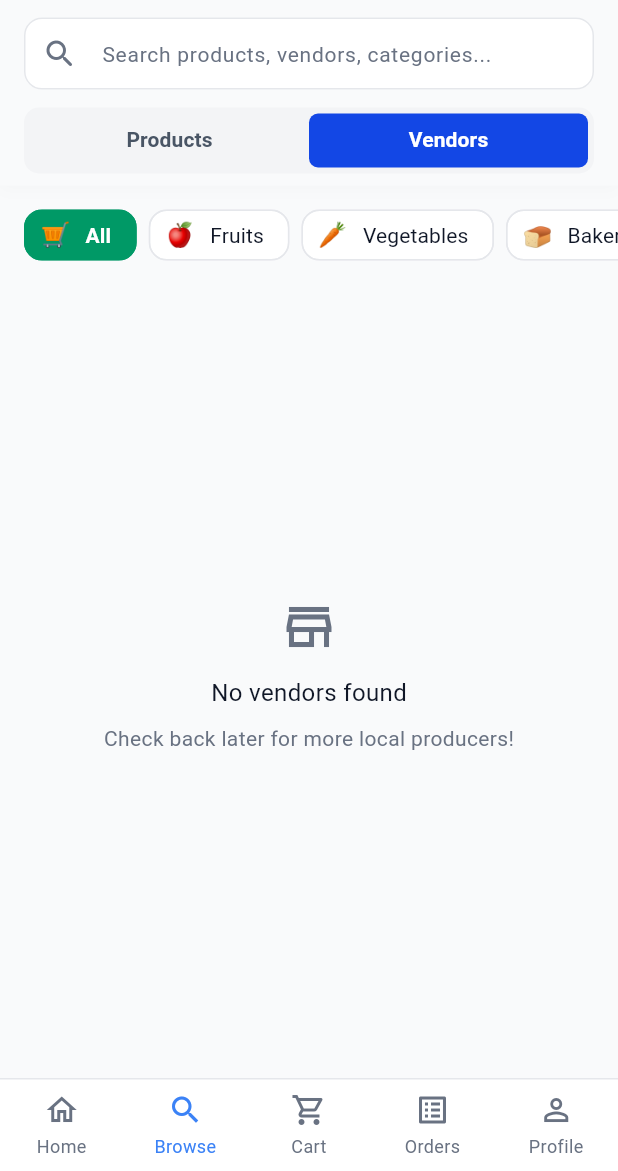
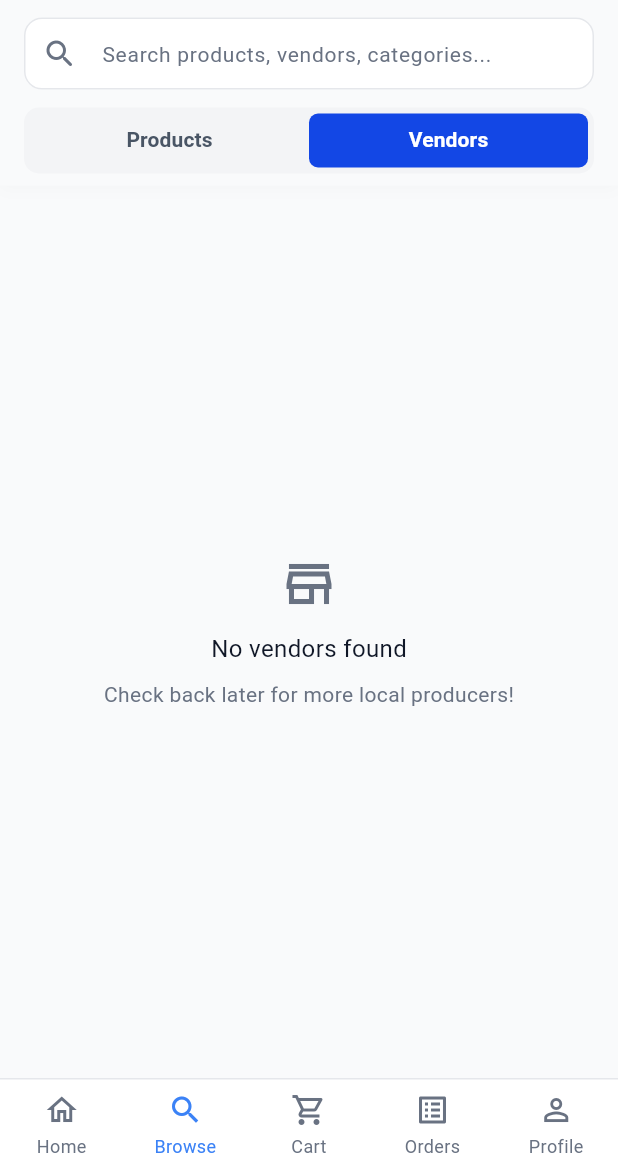
Before and after one commit to Kyne0328/FarmDashr, a Flutter app: the CustomerBrowsePage screen opened by its route, tab 2 chosen, on a phone screen of 412 x 824 dp, the part 65-1236 px from its top. Run offline on Flutter 3.47's test engine with Material 3 defaults, Android fonts, the phone set to English and light mode, and no system bars; our stand-ins replace cloud_firestore, dio, equatable, firebase_auth, firebase_core, flutter_bloc and 4 more; accounts and stored records are empty; Roboto replaces fonts that are missing (Arimo).

Commit message:
update: improve browse page filtering

```diff
--- a/lib/pages/customer/customer_browse_page.dart
+++ b/lib/pages/customer/customer_browse_page.dart
@@ -31,20 +31,43 @@ class _CustomerBrowsePageState extends State<CustomerBrowsePage>
   late TabController _tabController;
   ProductCategory? _selectedCategory;
   String _searchQuery = '';
+  int _currentTabIndex = 0;
+  bool _showFilters = false;
 
   @override
   void initState() {
     super.initState();
+    _currentTabIndex = widget.initialTabIndex;
     _tabController = TabController(
       length: 2,
       vsync: this,
       initialIndex: widget.initialTabIndex,
     );
+    _tabController.addListener(_onTabChanged);
     _selectedCategory = widget.initialCategory;
+  }
+
+  void _onTabChanged() {
+    if (_tabController.indexIsChanging) return;
+    setState(() {
+      _currentTabIndex = _tabController.index;
+      // Clear category filter and hide filters when switching to Vendors
+      if (_currentTabIndex == 1) {
+        _selectedCategory = null;
+        _showFilters = false;
+      }
+    });
+  }
+
+  void _toggleFilters() {
+    setState(() {
+      _showFilters = !_showFilters;
+    });
   }
 
   @override
   void dispose() {
+    _tabController.removeListener(_onTabChanged);
     _tabController.dispose();
     super.dispose();
   }
@@ -81,8 +104,16 @@ class _CustomerBrowsePageState extends State<CustomerBrowsePage>
         child: Column(
           children: [
             _buildHeader(),
-            _buildCategoryChips(),
-            if (_hasActiveFilters) _buildActiveFiltersBar(),
+            // Only show category chips on Products tab when filter is toggled
+            AnimatedSize(
+              duration: const Duration(milliseconds: 250),
+              curve: Curves.easeInOut,
+              child: (_currentTabIndex == 0 && _showFilters)
+                  ? _buildCategoryChips()
+                  : const SizedBox.shrink(),
+            ),
+            if (_hasActiveFilters && _currentTabIndex == 0)
+              _buildActiveFiltersBar(),
             Expanded(
               child: TabBarView(
                 controller: _tabController,
@@ -146,9 +177,21 @@ class _CustomerBrowsePageState extends State<CustomerBrowsePage>
             ],
           ),
           const SizedBox(height: AppDimensions.spacingM),
-          _EnhancedSearchBar(
+          // Search bar with Filters button
+          Row(
+            children: [
+              Expanded(
+                child: _EnhancedSearchBar(
                   onSearchChanged: _onSearchChanged,
                   onClear: () => _onSearchChanged(''),
+                ),
+              ),
+              // Only show filters button on Products tab
+              if (_currentTabIndex == 0) ...[
+                const SizedBox(width: AppDimensions.spacingS),
+                _buildFiltersButton(),
+              ],
+            ],
           ),
           const SizedBox(height: AppDimensions.spacingM),
           Container(
@@ -181,9 +224,68 @@ class _CustomerBrowsePageState extends State<CustomerBrowsePage>
     );
   }
 
+  Widget _buildFiltersButton() {
+    final hasActiveCategory = _selectedCategory != null;
+
+    return GestureDetector(
+      onTap: _toggleFilters,
+      child: AnimatedContainer(
+        duration: const Duration(milliseconds: 200),
+        width: 48,
+        height: 48,
+        decoration: BoxDecoration(
+          color: _showFilters || hasActiveCategory
+              ? AppColors.primary
+              : AppColors.surface,
+          borderRadius: BorderRadius.circular(AppDimensions.radiusL),
+          border: Border.all(
+            color: _showFilters || hasActiveCategory
+                ? AppColors.primary
+                : AppColors.border,
+          ),
+          boxShadow: _showFilters
+              ? [
+                  BoxShadow(
+                    color: AppColors.primary.withValues(alpha: 0.25),
+                    blurRadius: 8,
+                    offset: const Offset(0, 2),
+                  ),
+                ]
+              : null,
+        ),
+        child: Stack(
+          alignment: Alignment.center,
+          children: [
+            Icon(
+              Icons.tune_rounded,
+              color: _showFilters || hasActiveCategory
+                  ? Colors.white
+                  : AppColors.textSecondary,
+              size: 22,
+            ),
+            // Show badge when category filter is active
+            if (hasActiveCategory && !_showFilters)
+              Positioned(
+                top: 8,
+                right: 8,
+                child: Container(
+                  width: 8,
+                  height: 8,
+                  decoration: BoxDecoration(
+                    color: Colors.white,
+                    shape: BoxShape.circle,
+                    border: Border.all(color: AppColors.primary, width: 1.5),
+                  ),
+                ),
+              ),
+          ],
+        ),
+      ),
+    );
+  }
+
   Widget _buildCategoryChips() {
     final categories = <Map<String, Object?>>[
-      {'name': 'All', 'icon': '🛒', 'category': null},
       {'name': 'Fruits', 'icon': '🍎', 'category': ProductCategory.fruits},
       {
         'name': 'Vegetables',
@@ -197,51 +299,73 @@ class _CustomerBrowsePageState extends State<CustomerBrowsePage>
     ];
 
     return Container(
-      height: 50,
-      margin: const EdgeInsets.only(top: AppDimensions.spacingS),
-      child: ListView.separated(
-        padding: const EdgeInsets.symmetric(horizontal: AppDimensions.paddingL),
-        scrollDirection: Axis.horizontal,
-        itemCount: categories.length,
-        separatorBuilder: (context, index) =>
-            const SizedBox(width: AppDimensions.spacingS),
-        itemBuilder: (context, index) {
-          final cat = categories[index];
+      padding: const EdgeInsets.symmetric(
+        horizontal: AppDimensions.paddingL,
+        vertical: AppDimensions.paddingS,
+      ),
+      decoration: BoxDecoration(
+        color: AppColors.surface,
+        border: Border(
+          bottom: BorderSide(
+            color: AppColors.border.withValues(alpha: 0.5),
+            width: 1,
+          ),
+        ),
+      ),
+      child: Wrap(
+        spacing: AppDimensions.spacingS,
+        runSpacing: AppDimensions.spacingS,
+        children: categories.map((cat) {
           final category = cat['category'] as ProductCategory?;
           final isSelected = _selectedCategory == category;
 
-          return AnimatedContainer(
+          return GestureDetector(
+            onTap: () => _onCategorySelected(isSelected ? null : category),
+            child: AnimatedContainer(
               duration: const Duration(milliseconds: 200),
-            child: FilterChip(
-              selected: isSelected,
-              showCheckmark: false,
-              avatar: Text(
-                cat['icon'] as String,
-                style: const TextStyle(fontSize: 16),
+              padding: const EdgeInsets.symmetric(
+                horizontal: AppDimensions.paddingM,
+                vertical: AppDimensions.paddingS,
               ),
-              label: Text(cat['name'] as String),
-              labelStyle: AppTextStyles.body2.copyWith(
-                color: isSelected ? Colors.white : AppColors.textPrimary,
-                fontWeight: isSelected ? FontWeight.w600 : FontWeight.w400,
-              ),
-              backgroundColor: AppColors.surface,
-              selectedColor: AppColors.primary,
-              side: BorderSide(
+              decoration: BoxDecoration(
+                color: isSelected ? AppColors.primary : AppColors.background,
+                borderRadius: BorderRadius.circular(AppDimensions.radiusM),
+                border: Border.all(
                   color: isSelected ? AppColors.primary : AppColors.border,
                   width: 1,
                 ),
-              shape: RoundedRectangleBorder(
-                borderRadius: BorderRadius.circular(AppDimensions.radiusL),
+                boxShadow: isSelected
+                    ? [
+                        BoxShadow(
+                          color: AppColors.primary.withValues(alpha: 0.25),
+                          blurRadius: 8,
+                          offset: const Offset(0, 2),
                         ),
-              padding: const EdgeInsets.symmetric(
-                horizontal: AppDimensions.paddingS,
-                vertical: AppDimensions.paddingXS,
+                      ]
+                    : null,
               ),
-              onSelected: (_) =>
-                  _onCategorySelected(isSelected ? null : category),
+              child: Row(
+                mainAxisSize: MainAxisSize.min,
+                children: [
+                  Text(
+                    cat['icon'] as String,
+                    style: const TextStyle(fontSize: 14),
+                  ),
+                  const SizedBox(width: AppDimensions.spacingXS),
+                  Text(
+                    cat['name'] as String,
+                    style: AppTextStyles.caption.copyWith(
+                      color: isSelected ? Colors.white : AppColors.textPrimary,
+                      fontWeight: isSelected
+                          ? FontWeight.w600
+                          : FontWeight.w500,
+                    ),
+                  ),
+                ],
+              ),
             ),
           );
-        },
+        }).toList(),
       ),
     );
   }
```
Lines whose indentation alone changed are shown as unchanged.
